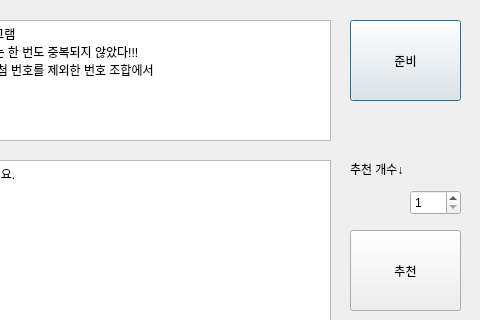
fkxowls2/recommend_lotto_number, file lotto.ui: the form before one commit; both pictures show x 140 to 620 and y 0 to 320 of the 620 by 444 pixel window.
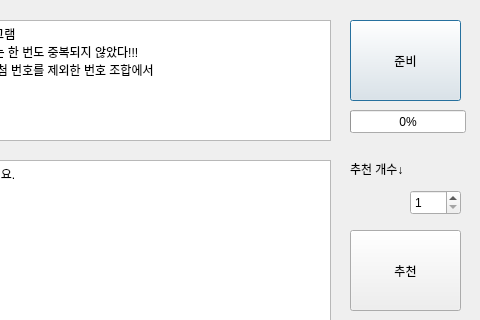
The form after the commit.

Commit message: branch_lotto_1.10

```diff
--- a/lotto.ui
+++ b/lotto.ui
@@ -104,6 +104,19 @@
     <string>추천 개수↓</string>
    </property>
   </widget>
+  <widget class="QProgressBar" name="progressBar">
+   <property name="geometry">
+    <rect>
+     <x>490</x>
+     <y>110</y>
+     <width>116</width>
+     <height>23</height>
+    </rect>
+   </property>
+   <property name="value">
+    <number>0</number>
+   </property>
+  </widget>
  </widget>
  <resources/>
  <connections/>
```
The commit also changes 3 other files.
